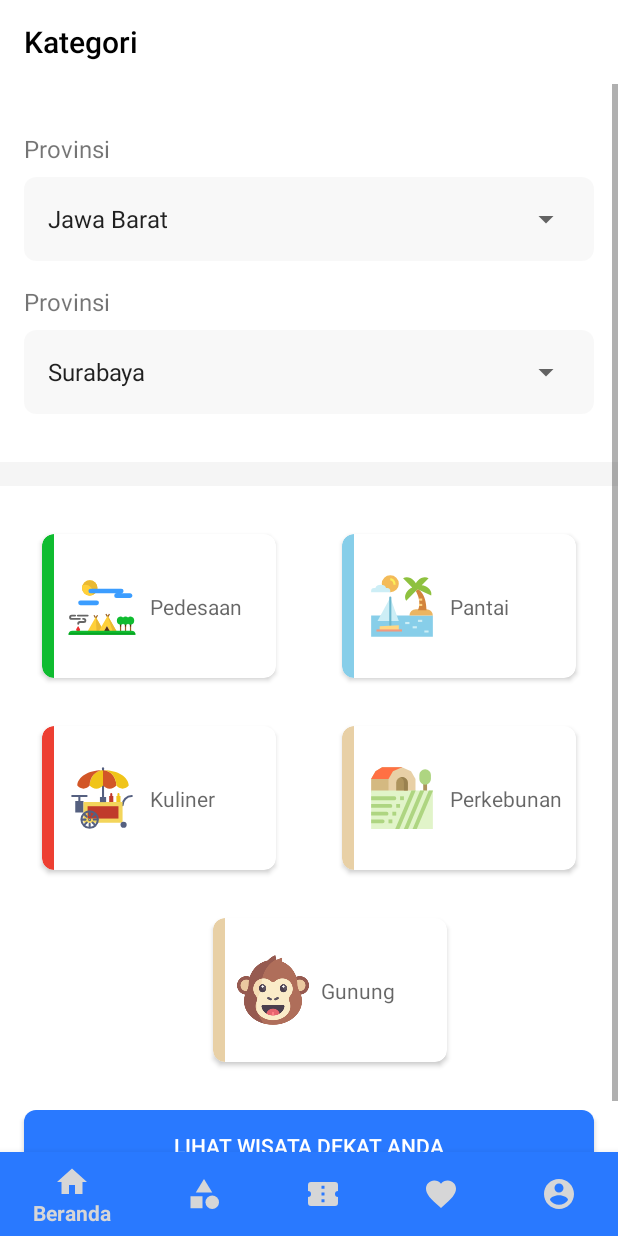
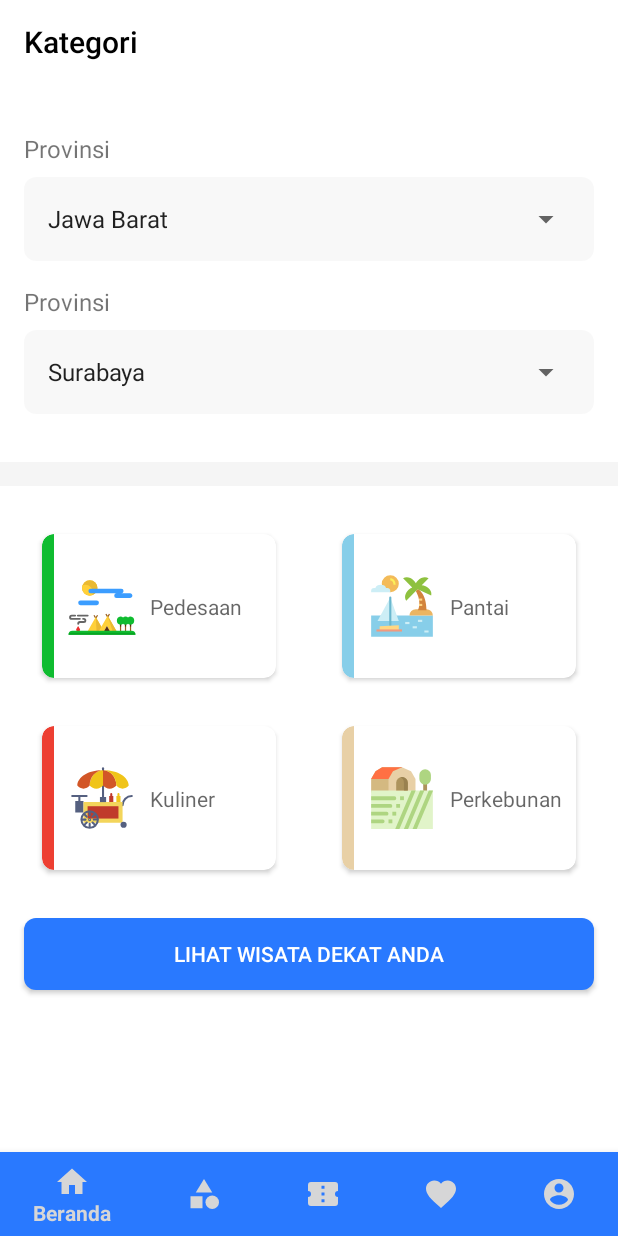
Before and after one commit to irvanalfaridzi/WisataInApp, an Android app: the fragment MainCariFragment placed in its activity, on a phone screen of 412 x 824 dp. Run offline under Robolectric (Android 15) with nearby library versions, the phone set to English and light mode, and no system bars; our stand-ins replace ButterKnife, Firebase (no records; nobody signed in at launch, a user with empty details on screens opened directly).

```diff
--- a/app/src/main/res/layout/activity_profil_wisata_user.xml
+++ b/app/src/main/res/layout/activity_profil_wisata_user.xml
@@ -339,8 +339,8 @@
                 android:id="@+id/inputStar1"
                 android:layout_width="30dp"
                 android:layout_height="30dp"
+                android:layout_marginTop="16dp"
                 android:layout_marginEnd="4dp"
-                android:layout_marginTop="16dp"
                 android:background="@drawable/ic_star_isi"
                 android:textOff=" "
                 android:textOn=" "
@@ -351,8 +351,8 @@
                 android:id="@+id/inputStar2"
                 android:layout_width="30dp"
                 android:layout_height="30dp"
+                android:layout_marginTop="16dp"
                 android:layout_marginEnd="4dp"
-                android:layout_marginTop="16dp"
                 android:background="@drawable/ic_star_isi"
                 android:textOff=" "
                 android:textOn=" "
@@ -364,14 +364,14 @@
                 android:layout_width="30dp"
                 android:layout_height="30dp"
                 android:layout_marginStart="4dp"
+                android:layout_marginTop="16dp"
                 android:layout_marginEnd="4dp"
-                android:layout_marginTop="16dp"
                 android:background="@drawable/ic_star_isi"
                 android:textOff=" "
                 android:textOn=" "
+                app:layout_constraintEnd_toEndOf="parent"
                 app:layout_constraintStart_toStartOf="parent"
-                app:layout_constraintEnd_toEndOf="parent"
-                app:layout_constraintTop_toBottomOf="@id/pwuimgProfile"/>
+                app:layout_constraintTop_toBottomOf="@id/pwuimgProfile" />
 
             <ToggleButton
                 android:id="@+id/inputStar4"
@@ -382,9 +382,9 @@
                 android:background="@drawable/ic_star_isi"
                 android:textOff=" "
                 android:textOn=" "
+                app:layout_constraintEnd_toStartOf="@id/inputStar5"
                 app:layout_constraintStart_toEndOf="@id/inputStar3"
-                app:layout_constraintTop_toBottomOf="@id/pwuimgProfile"
-                app:layout_constraintEnd_toStartOf="@id/inputStar5"/>
+                app:layout_constraintTop_toBottomOf="@id/pwuimgProfile" />
 
             <ToggleButton
                 android:id="@+id/inputStar5"
@@ -397,7 +397,7 @@
                 android:textOff=" "
                 android:textOn=" "
                 app:layout_constraintStart_toEndOf="@id/inputStar4"
-                app:layout_constraintTop_toBottomOf="@id/pwuimgProfile"/>
+                app:layout_constraintTop_toBottomOf="@id/pwuimgProfile" />
 
             <ImageView
                 android:id="@+id/pwuimgProfile"
@@ -452,23 +452,22 @@
                 android:id="@+id/garisBtnUlasan"
                 android:layout_width="0dp"
                 android:layout_height="1dp"
+                android:layout_marginStart="16dp"
+                android:layout_marginTop="16dp"
+                android:layout_marginEnd="16dp"
                 android:background="#f5f5f5"
-                android:layout_marginStart="16dp"
-                android:layout_marginEnd="16dp"
-                android:layout_marginTop="16dp"
+                app:layout_constraintEnd_toEndOf="parent"
                 app:layout_constraintStart_toStartOf="parent"
-                app:layout_constraintTop_toBottomOf="@id/btnUlasan"
-                app:layout_constraintEnd_toEndOf="parent"
-                />
+                app:layout_constraintTop_toBottomOf="@id/btnUlasan" />
 
             <android.support.v7.widget.RecyclerView
+                android:id="@+id/pwuRecyclerView"
                 android:layout_width="match_parent"
                 android:layout_height="wrap_content"
-                android:id="@+id/pwuRecyclerView"
-                app:layout_constraintTop_toBottomOf="@id/garisBtnUlasan"
+                app:layout_constraintBottom_toBottomOf="parent"
+                app:layout_constraintEnd_toEndOf="parent"
                 app:layout_constraintStart_toStartOf="parent"
-                app:layout_constraintEnd_toEndOf="parent"
-                app:layout_constraintBottom_toBottomOf="parent"/>
+                app:layout_constraintTop_toBottomOf="@id/garisBtnUlasan" />
 
         </android.support.constraint.ConstraintLayout>
 
--- a/app/src/main/res/layout/fragment_main_cari.xml
+++ b/app/src/main/res/layout/fragment_main_cari.xml
@@ -359,66 +359,6 @@
 
             <!-- //Card 4-->
 
-            <android.support.v7.widget.CardView
-                android:id="@+id/cardGunung"
-                android:layout_width="156dp"
-                android:layout_height="96dp"
-                android:layout_marginStart="16dp"
-                android:layout_marginTop="32dp"
-                android:layout_marginEnd="16dp"
-                android:background="?attr/selectableItemBackgroundBorderless"
-                android:clickable="true"
-                app:cardBackgroundColor="#ffffff"
-                app:cardCornerRadius="8dp"
-                app:layout_constraintEnd_toEndOf="parent"
-                app:layout_constraintStart_toStartOf="@id/cardKuliner"
-                app:layout_constraintTop_toBottomOf="@id/cardKuliner">
-
-                <android.support.constraint.ConstraintLayout
-                    android:layout_width="match_parent"
-                    android:layout_height="match_parent"
-                    android:background="?attr/selectableItemBackgroundBorderless">
-
-                    <ImageView
-                        android:id="@+id/imgGunung"
-                        android:layout_width="48dp"
-                        android:layout_height="48dp"
-                        android:layout_marginLeft="16dp"
-                        android:layout_marginTop="24dp"
-                        android:layout_marginBottom="24dp"
-                        android:background="@drawable/profile_user"
-                        app:layout_constraintBottom_toBottomOf="parent"
-                        app:layout_constraintStart_toStartOf="parent"
-                        app:layout_constraintTop_toTopOf="parent" />
-
-                    <TextView
-                        android:layout_width="wrap_content"
-                        android:layout_height="wrap_content"
-                        android:layout_marginLeft="8dp"
-                        android:layout_marginTop="16dp"
-                        android:layout_marginBottom="16dp"
-                        android:lineHeight="17sp"
-                        android:text="Gunung"
-                        android:textColor="#99000000"
-                        android:textSize="14sp"
-                        app:layout_constraintBottom_toBottomOf="@id/imgGunung"
-                        app:layout_constraintStart_toEndOf="@id/imgGunung"
-                        app:layout_constraintTop_toTopOf="@id/imgGunung" />
-
-                    <TextView
-                        android:id="@+id/stipgunung"
-                        android:layout_width="8dp"
-                        android:layout_height="match_parent"
-                        android:background="@drawable/stripperkebunan"
-                        app:layout_constraintBottom_toBottomOf="parent"
-                        app:layout_constraintStart_toStartOf="parent"
-                        app:layout_constraintTop_toTopOf="parent" />
-
-                </android.support.constraint.ConstraintLayout>
-
-            </android.support.v7.widget.CardView>
-
-
             <Button
                 android:id="@+id/mfBtnMaps"
                 android:layout_width="0dp"
@@ -433,7 +373,7 @@
                 app:layout_constraintBottom_toBottomOf="parent"
                 app:layout_constraintEnd_toEndOf="parent"
                 app:layout_constraintStart_toStartOf="parent"
-                app:layout_constraintTop_toBottomOf="@id/cardGunung" />
+                app:layout_constraintTop_toBottomOf="@id/cardKuliner" />
 
         </android.support.constraint.ConstraintLayout>
 
```
